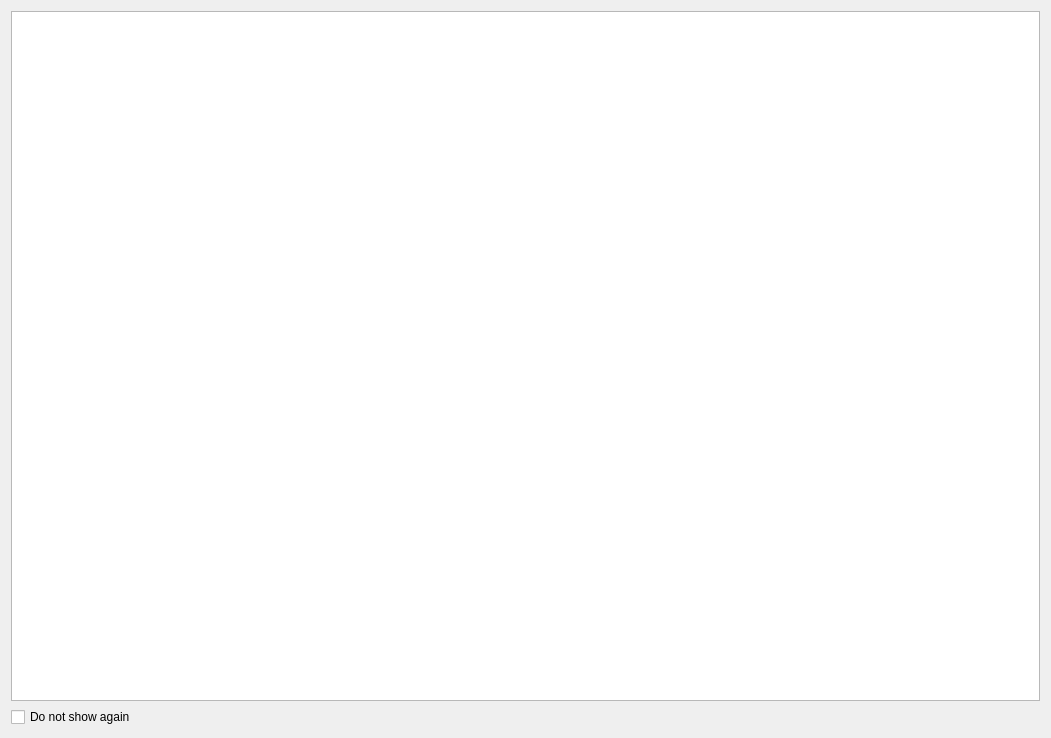
Before: the Qt Designer form Resources/ui/ChangeDialog.ui in APEbbers/SearchBar, drawn with Qt 5.
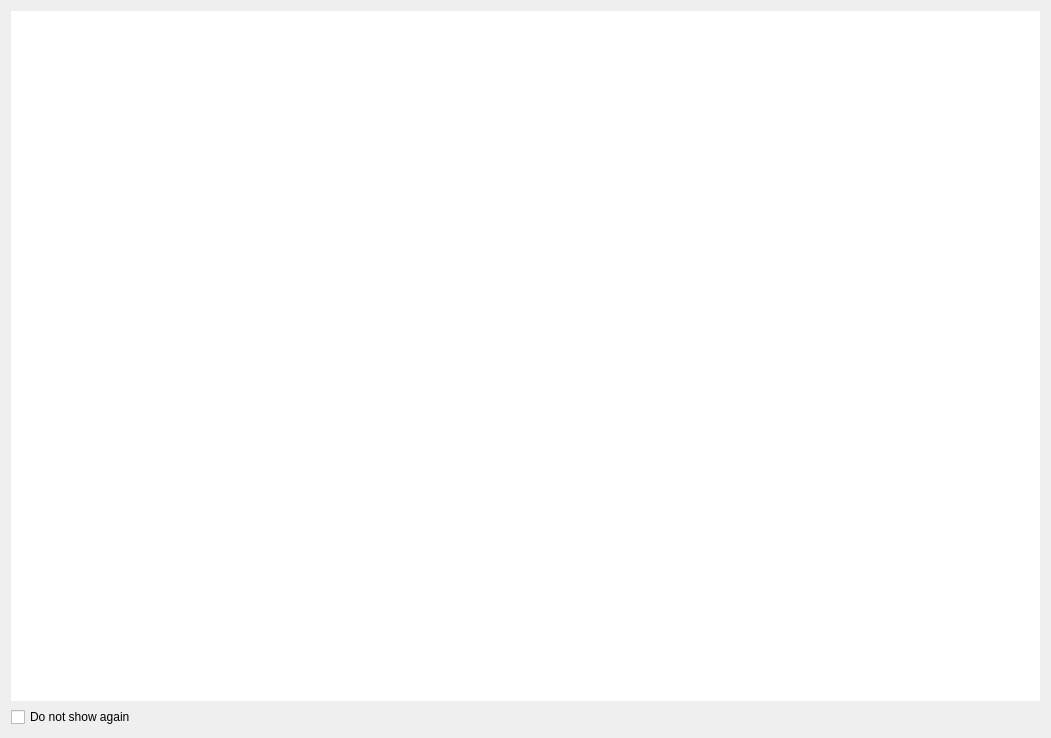
After: the same form once the commit is applied. Icons and pictures are not drawn.

The edit to the form file:
```diff
--- a/Resources/ui/ChangeDialog.ui
+++ b/Resources/ui/ChangeDialog.ui
@@ -23,6 +23,12 @@
    </item>
    <item row="0" column="0">
     <widget class="QTextEdit" name="textEdit">
+     <property name="frameShape">
+      <enum>QFrame::Shape::NoFrame</enum>
+     </property>
+     <property name="markdown">
+      <string/>
+     </property>
      <property name="html">
       <string>&lt;!DOCTYPE HTML PUBLIC &quot;-//W3C//DTD HTML 4.0//EN&quot; &quot;http://www.w3.org/TR/REC-html40/strict.dtd&quot;&gt;
 &lt;html&gt;&lt;head&gt;&lt;meta name=&quot;qrichtext&quot; content=&quot;1&quot; /&gt;&lt;meta charset=&quot;utf-8&quot; /&gt;&lt;style type=&quot;text/css&quot;&gt;
@@ -31,7 +37,10 @@
 li.unchecked::marker { content: &quot;\2610&quot;; }
 li.checked::marker { content: &quot;\2612&quot;; }
 &lt;/style&gt;&lt;/head&gt;&lt;body style=&quot; font-family:'Noto Sans'; font-size:10pt; font-weight:400; font-style:normal;&quot;&gt;
-&lt;p style=&quot; margin-top:0px; margin-bottom:0px; margin-left:0px; margin-right:0px; -qt-block-indent:0; text-indent:0px;&quot;&gt;&lt;img src=&quot;:/Images/Resources/Images/2025-09-11 Change shortcut.png&quot; /&gt;&lt;/p&gt;&lt;/body&gt;&lt;/html&gt;</string>
+&lt;p style=&quot;-qt-paragraph-type:empty; margin-top:0px; margin-bottom:0px; margin-left:0px; margin-right:0px; -qt-block-indent:0; text-indent:0px;&quot;&gt;&lt;br /&gt;&lt;/p&gt;&lt;/body&gt;&lt;/html&gt;</string>
+     </property>
+     <property name="textInteractionFlags">
+      <set>Qt::TextInteractionFlag::NoTextInteraction</set>
      </property>
     </widget>
    </item>
```
